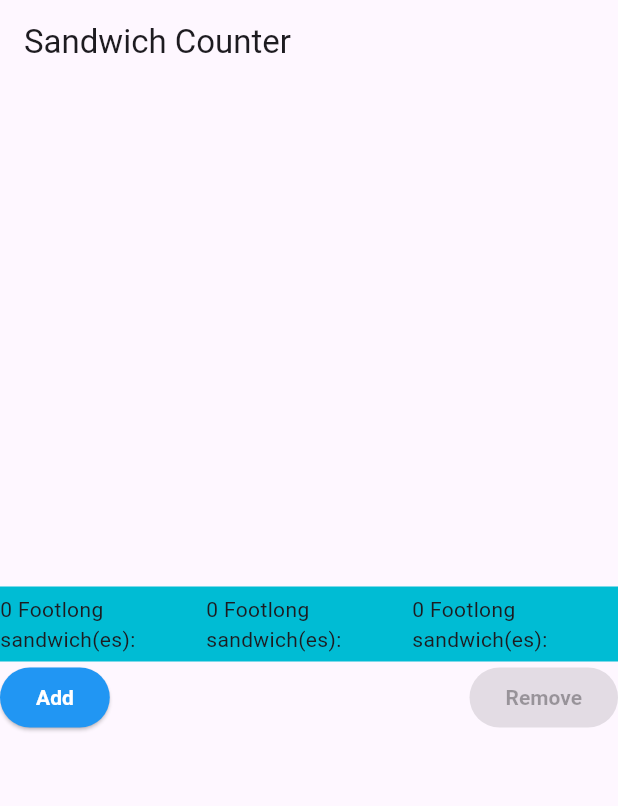
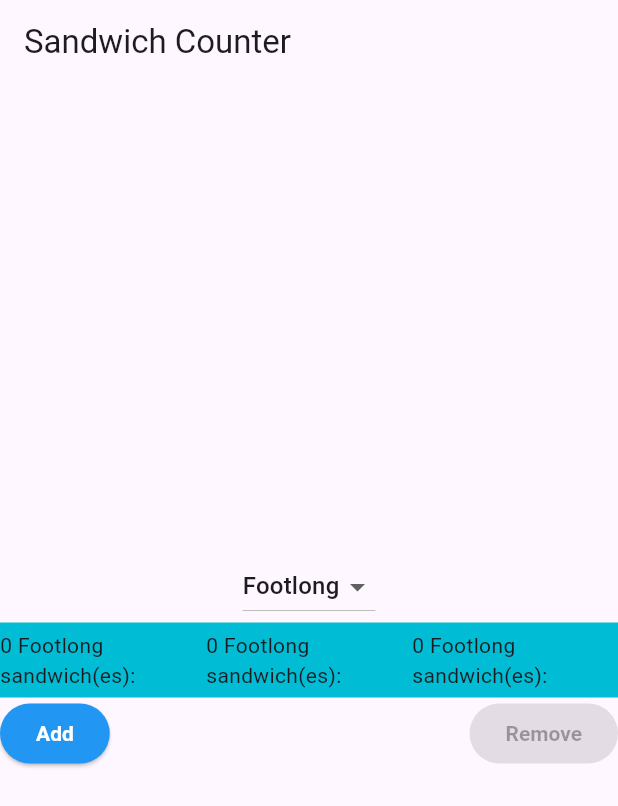
Before and after one commit to Pelz22/programming, a Flutter app: the screen it shows after launch, on a phone screen of 412 x 824 dp. Shown: the top 806 px of the screen. Run offline on Flutter 3.47's test engine with Material 3 defaults, Android fonts, the phone set to English and light mode, and no system bars.

Commit message:
add DropdownButton for sandwitch selector

```diff
--- a/sandwitch_shop/lib/main.dart
+++ b/sandwitch_shop/lib/main.dart
@@ -31,6 +31,7 @@ class OrderScreen extends StatefulWidget {
 
 class _OrderScreenState extends State<OrderScreen> {
   int _quantity = 0;
+  String _selectedType = 'Footlong';
 
   void _increaseQuantity() {
     if (_quantity < widget.maxQuantity) {
@@ -54,9 +55,23 @@ class _OrderScreenState extends State<OrderScreen> {
         child: Column(
           mainAxisAlignment: MainAxisAlignment.center,
           children: <Widget>[
+            DropdownButton<String>(
+              value: _selectedType,
+              items: <String>['Footlong', 'Six-inch']
+                  .map((type) => DropdownMenuItem(
+                        value: type,
+                        child: Text(type),
+                      ))
+                  .toList(),
+              onChanged: (value) {
+                setState(() {
+                  _selectedType = value!;
+                });
+              },
+            ),
             OrderItemDisplay(
               _quantity,
-              'Footlong',
+              _selectedType, // Use selected type
             ),
             Row(
               mainAxisAlignment: MainAxisAlignment.spaceBetween,
```
